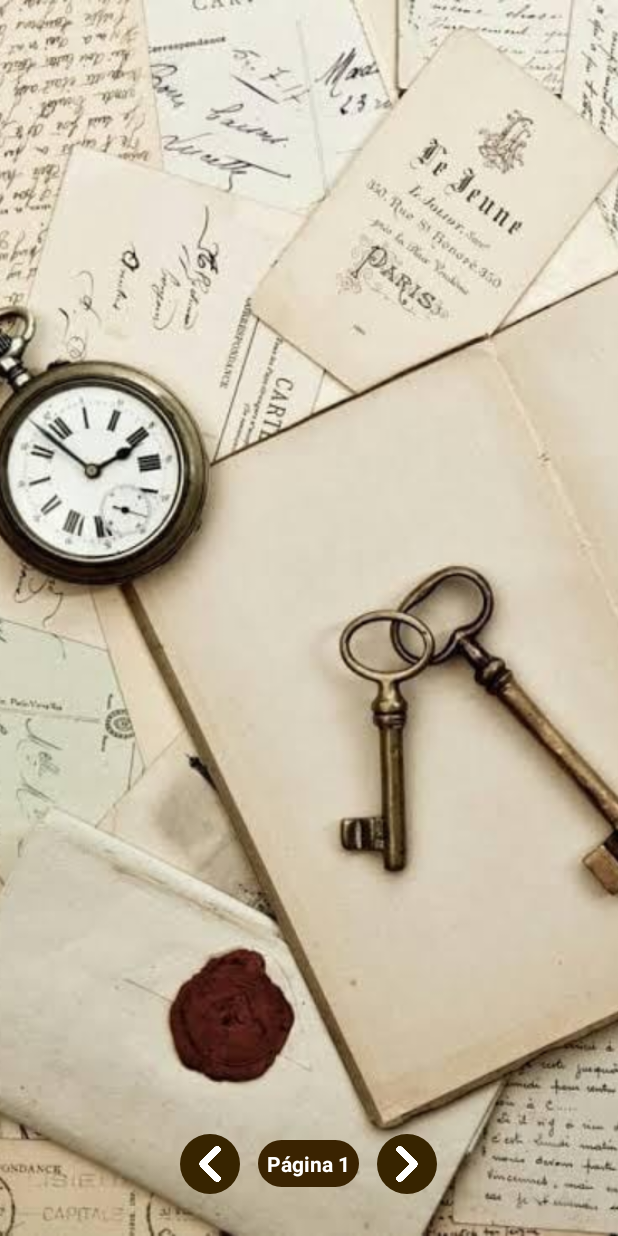
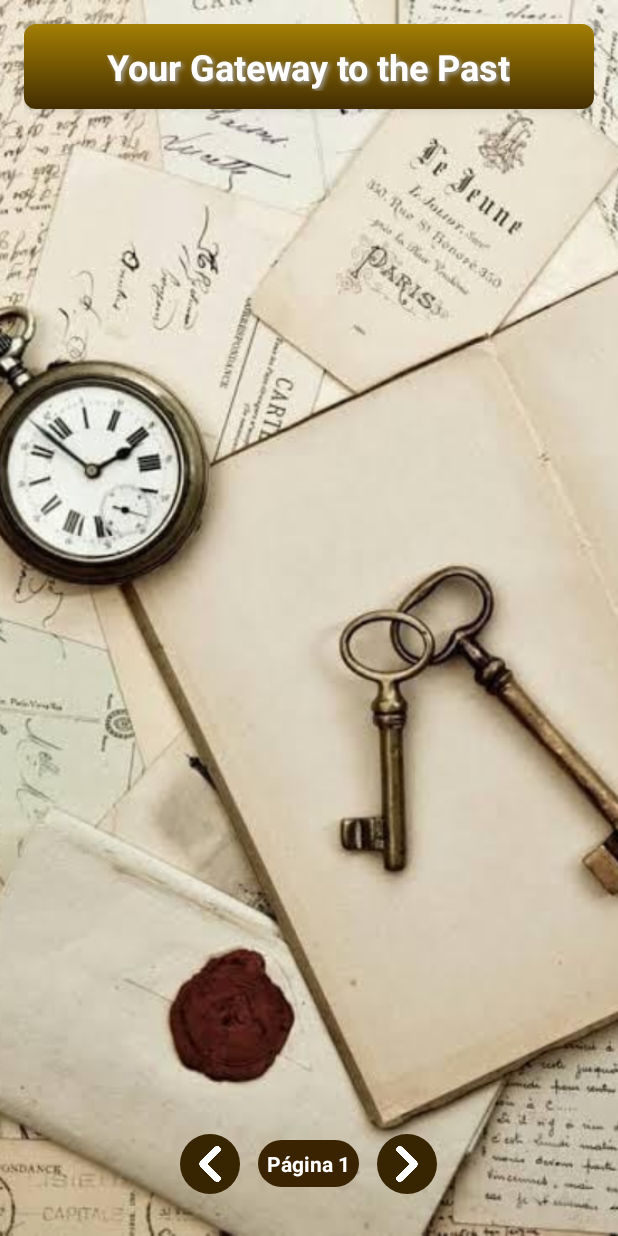
Before and after one commit to Armando1908MC/Examen_Mobiles, an Android app: the screen it shows after launch (MainActivity), on a phone screen of 412 x 824 dp. Run offline under Robolectric (Android 15) with nearby library versions, the phone set to English and light mode, and no system bars; libraries missing offline, so code that uses them is left out: com.parse; 3 statements that could not run were skipped.

Commit message:
Agregar diseño y titulo

```diff
--- a/ExamenMovilesMendez/app/src/main/res/layout/activity_main.xml
+++ b/ExamenMovilesMendez/app/src/main/res/layout/activity_main.xml
@@ -21,6 +21,31 @@
         android:layout_height="match_parent"
         android:orientation="vertical"
         android:padding="16dp">
+
+        <!-- Título mejorado -->
+        <LinearLayout
+            android:layout_width="match_parent"
+            android:layout_height="wrap_content"
+            android:orientation="horizontal"
+            android:gravity="center"
+            android:background="@drawable/bg_title"
+            android:padding="12dp"
+            android:elevation="4dp">
+
+            <TextView
+                android:id="@+id/textTitle"
+                android:layout_width="wrap_content"
+                android:layout_height="wrap_content"
+                android:text="Your Gateway to the Past"
+                android:textSize="24sp"
+                android:textStyle="bold"
+                android:textColor="@android:color/white"
+                android:shadowColor="@android:color/darker_gray"
+                android:shadowDx="2"
+                android:shadowDy="2"
+                android:shadowRadius="4"
+                android:gravity="center" />
+        </LinearLayout>
 
 
         <!-- RecyclerView para mostrar los eventos -->
```
